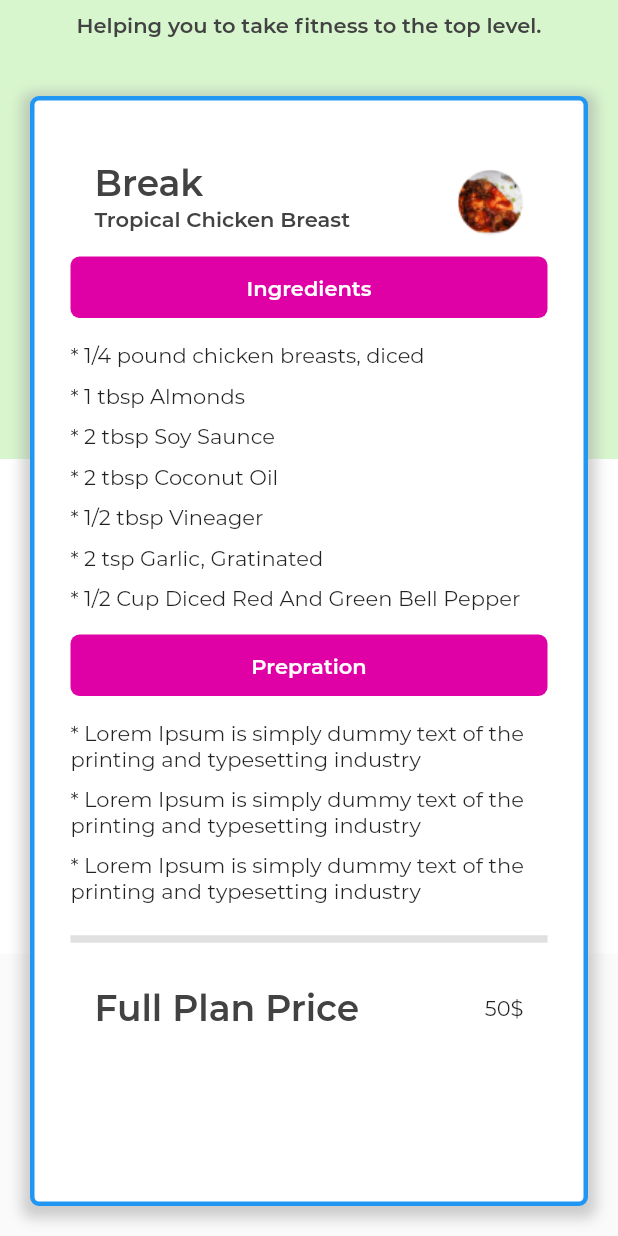
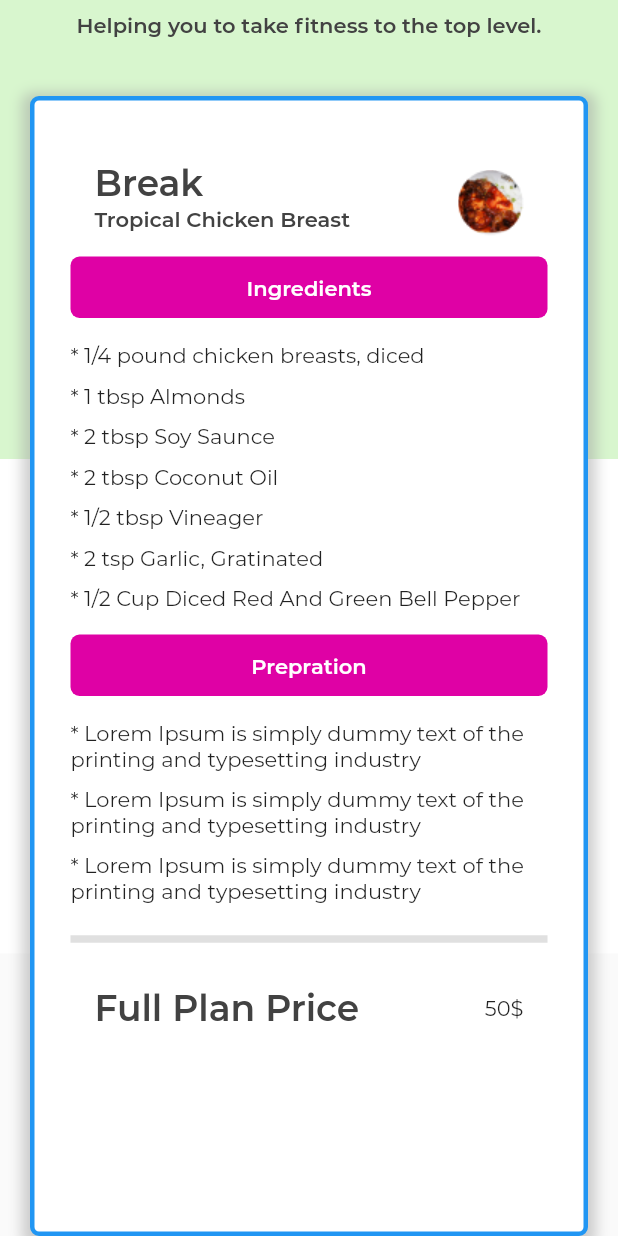
Before and after one commit to asheersaeed720/healthy_sizes, a Flutter app: the PlanDetailScreen screen opened by its route, scrolled down 106 dp, on a phone screen of 412 x 824 dp. Run offline on Flutter 3.47's test engine with Material 2 defaults, Android fonts, the phone set to English and light mode, and no system bars; our stand-ins replace cached_network_image, connectivity_plus, dropdown_search, flutter_form_builder, fluttertoast, get and 2 more; missing offline and left inert: async_button_builder, onboarding_intro_screen; accounts and stored records are empty; statements that could not run were skipped.

```diff
--- a/lib/src/explore/explore_screen.dart
+++ b/lib/src/explore/explore_screen.dart
@@ -49,7 +49,7 @@ class ExploreScreen extends StatelessWidget {
         child: Stack(
           children: [
             const SizedBox(
-              height: 720,
+              height: 800,
               child: ScreenBgWidget(isHideHeading: true),
             ),
             Positioned(
--- a/lib/src/plan_detail/plan_detail_screen.dart
+++ b/lib/src/plan_detail/plan_detail_screen.dart
@@ -27,7 +27,7 @@ class PlanDetailScreen extends StatelessWidget {
               left: 20.0,
               right: 20.0,
               child: Container(
-                height: 740,
+                height: 760,
                 padding: const EdgeInsets.symmetric(horizontal: 24.0, vertical: 32.0),
                 decoration: BoxDecoration(
                   color: Colors.white,
```
Also changed, not shown: 1 other file.
